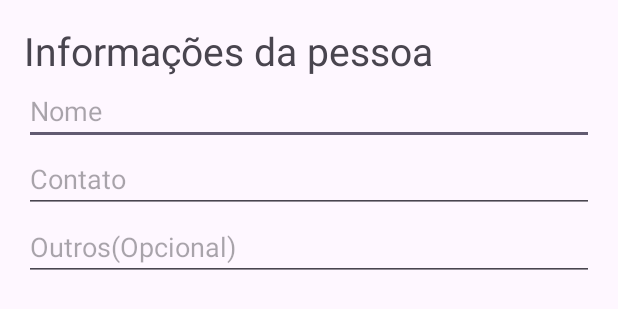
After one commit to AlvesLuis0/pagou, an Android app: the layout activity_add_person.xml on its own in the app's theme, with its tools: preview values and no code run, on a phone screen of 412 x 824 dp. The commit adds this screen. Shown: the top 309 px of the screen. Run offline under Robolectric (Android 15) with nearby library versions, the phone set to English and light mode, and no system bars.

Commit message:
feature: AlertDialog foi adicionado e as informações requisitadas são redirecionadas para o banco de dados.

```diff
--- /dev/null
+++ b/app/src/main/res/layout/activity_add_person.xml
@@ -0,0 +1,47 @@
+<?xml version="1.0" encoding="utf-8"?>
+<androidx.constraintlayout.widget.ConstraintLayout xmlns:android="http://schemas.android.com/apk/res/android"
+    xmlns:tools="http://schemas.android.com/tools"
+    android:layout_width="match_parent"
+    android:layout_height="match_parent">
+
+    <LinearLayout
+        android:layout_width="match_parent"
+        android:layout_height="wrap_content"
+        android:orientation="vertical"
+        android:padding="16dp">
+
+        <TextView
+            android:id="@+id/textView5"
+            android:layout_width="match_parent"
+            android:layout_height="wrap_content"
+            android:text="Informações da pessoa"
+            android:textSize="26sp" />
+
+        <EditText
+            android:id="@+id/name_input"
+            android:layout_width="match_parent"
+            android:layout_height="wrap_content"
+            android:ems="10"
+            android:hint="Nome" />
+
+        <EditText
+            android:id="@+id/contact_input"
+            android:layout_width="match_parent"
+            android:layout_height="wrap_content"
+            android:ems="10"
+            android:hint="Contato"
+            android:inputType="phone"
+            tools:layout_editor_absoluteX="119dp"
+            tools:layout_editor_absoluteY="156dp" />
+
+        <EditText
+            android:id="@+id/others_input"
+            android:layout_width="match_parent"
+            android:layout_height="wrap_content"
+            android:ems="10"
+            android:gravity="start|top"
+            android:hint="Outros(Opcional)"
+            android:inputType="textMultiLine" />
+
+    </LinearLayout>
+</androidx.constraintlayout.widget.ConstraintLayout>
--- a/app/src/main/res/layout/activity_list_transactions.xml
+++ b/app/src/main/res/layout/activity_list_transactions.xml
@@ -149,7 +149,7 @@
         app:layout_constraintHorizontal_bias="0.732"
         app:layout_constraintStart_toStartOf="parent"
         app:layout_constraintTop_toBottomOf="@+id/view6"
-        app:layout_constraintVertical_bias="0.038"
+        app:layout_constraintVertical_bias="0.045"
         app:srcCompat="@drawable/baseline_person_24" />
 
     <com.google.android.material.floatingactionbutton.FloatingActionButton
```
Also changed, not shown: app/src/main/java/com/paydev/pagou/activities/ListPeopleActivity.kt (+31 -2 lines), app/src/main/res/layout/activity_list_add_people.xml (deleted, +0 -124 lines), app/src/main/res/layout/activity_list_people.xml (+1 -15 lines).
